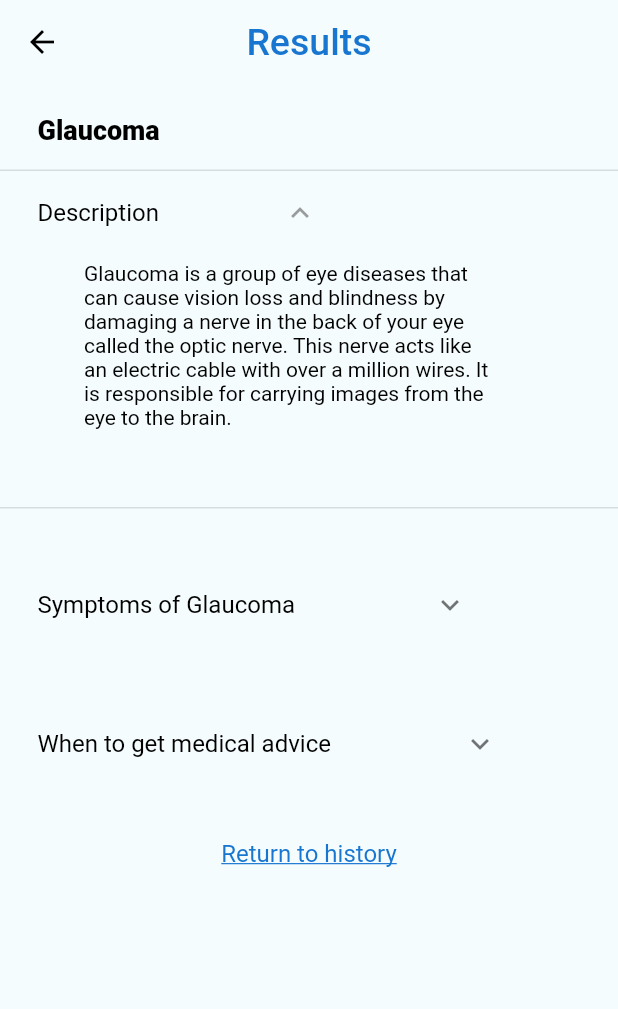
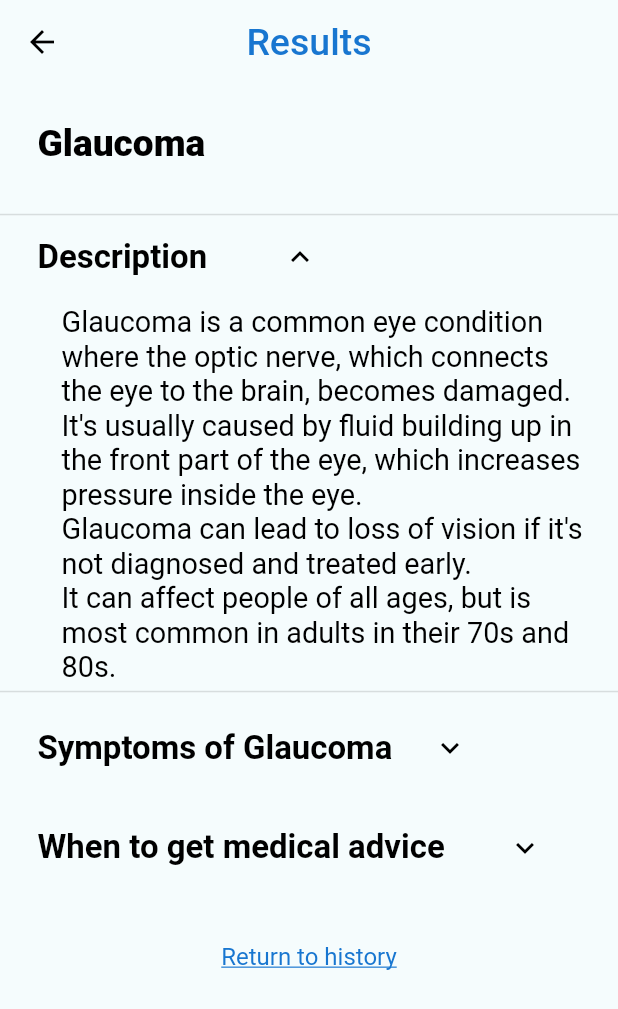
Before and after one commit to tahamoh33/gp_flutter-master, a Flutter app: the Results screen opened directly, after a tap on "Description", on a phone screen of 412 x 824 dp. Shown: the top 1009 px of the screen. Run offline on Flutter 3.47's test engine with Material 2 defaults, Android fonts, the phone set to English and light mode, and no system bars; our stand-ins replace auto_size_text, cached_network_image, cloud_firestore, device_preview, firebase_auth, firebase_core and 11 more; accounts and stored records are empty; Roboto replaces fonts that are missing (Montserrat).

Commit message:
Updated Results.dart

```diff
--- a/lib/Screens/Models/ResultModel.dart
+++ b/lib/Screens/Models/ResultModel.dart
@@ -7,19 +7,130 @@ class ResultModel {
   ResultModel(this.disease, this.description, this.symptom, this.medicalAdvice);
 }
 
-final String disease = "Cataract";
-final String Cdescription =
-    "Cataract is a clouding of the normally clear lens of your eye. For people who have cataracts, seeing through cloudy lenses is a bit like looking through a frosty or fogged-up window. Clouded vision caused by cataracts can make it more difficult to read, drive a car (especially at night) or see the expression on a friend's face.";
-final String Gdescription =
-    "Glaucoma is a group of eye diseases that can cause vision loss and blindness by damaging a nerve in the back of your eye called the optic nerve. This nerve acts like an electric cable with over a million wires. It is responsible for carrying images from the eye to the brain.";
-final String Gsymptom =
-    "Glaucoma is a group of eye diseases that can cause vision loss and blindness by damaging a nerve in the back of your eye called the optic nerve. This nerve acts like an electric cable with over a million wires. It is responsible for carrying images from the eye to the brain.";
-final String GmedicalAdvice =
-    "Glaucoma is a group of eye diseases that can cause vision loss and blindness by damaging a nerve in the back of your eye called the optic nerve. This nerve acts like an electric cable with over a million wires. It is responsible for carrying images from the eye to the brain.";
+const String Cdescription = """
+A cataract is a cloudy area in the lens of your eye (the clear part of the eye that helps to focus light).
+Cataracts are very common as you get older.
+In fact, more than half of all Americans age 80 or older either have cataracts or have had surgery to get rid of cataracts.
+""";
 
+const String Csymptom = """
+1- Blurred Vision: One of the most noticeable symptoms of cataracts is blurry vision, which can make it difficult to see objects clearly, especially at a distance.
+
+2- Sensitivity to Light: Cataracts can cause increased sensitivity to light, making bright lights, such as headlights or sunlight, uncomfortable or glare-filled.
+
+3- Difficulty with Night Vision: Many people with cataracts experience difficulty seeing clearly in low-light situations, such as at night. This can make driving or navigating in dimly lit areas challenging.
+
+4- Colors appear faded or yellowed: Cataracts can cause a change in color perception, making colors appear less vibrant or faded. Some individuals may also experience a yellowing of their vision.
+
+5- Frequent Changes in Eyeglass Prescription: As cataracts progress, the prescription for glasses or contact lenses may need to be changed frequently, as the clarity of vision fluctuates.
+
+6- Double Vision: Cataracts can lead to double vision, where a person sees two images overlapping or adjacent to each other instead of a single clear image.
+
+7- Difficulty with Reading and Activities: Cataracts can affect daily activities such as reading, watching television, or participating in hobbies that require clear vision.
+
+It's important to note that these symptoms can also be associated with other eye conditions, so it's crucial to consult an eye care professional for a proper diagnosis if you're experiencing any of these signs.
+""";
+
+const String CmedicalAdvice = """
+1- Blurred or hazy vision: If you notice a persistent blurriness or haziness in your vision that is affecting your daily activities, it's a good idea to consult a doctor.
+
+2- Difficulty with night vision: If you find it increasingly challenging to see clearly in low-light situations or at night, it's important to get your eyes evaluated.
+
+3- Sensitivity to light and glare: If bright lights, such as sunlight or headlights, cause discomfort or excessive glare, it's worth seeking medical advice.
+
+4- Color changes or faded vision: If you notice a change in your color perception or if your vision appears to be dull or faded, it's advisable to get a professional evaluation.
+
+5- Double vision: If you're experiencing double vision, where objects appear doubled or overlapping, it's important to consult an eye care professional.
+
+6- Difficulty with daily activities: If cataract symptoms are interfering with your ability to perform routine tasks like reading, driving, or participating in hobbies, it's time to seek medical advice.
+
+Remember, cataracts are treatable, and early detection can help ensure timely and appropriate management. An eye care professional can assess your symptoms, perform a comprehensive eye examination, and provide guidance on the most suitable treatment options for your specific situation.
+""";
+
+const String Gdescription =
+    """Glaucoma is a common eye condition where the optic nerve, which connects the eye to the brain, becomes damaged.
+It's usually caused by fluid building up in the front part of the eye, which increases pressure inside the eye.
+Glaucoma can lead to loss of vision if it's not diagnosed and treated early.
+It can affect people of all ages, but is most common in adults in their 70s and 80s.""";
+
+const String Gsymptom = """
+1- Increased intraocular pressure: Glaucoma is often associated with increased pressure inside the eye, known as intraocular pressure. However, it's important to note that not all cases of glaucoma are characterized by high pressure.
+
+2- Vision loss: Glaucoma typically causes peripheral vision loss initially, which can progress to central vision loss over time. The extent of vision loss can vary from mild to severe.
+
+3- Blurred or hazy vision: People with glaucoma may experience blurred or hazy vision, making it difficult to see objects clearly.
+
+4- Halos around lights: Glaucoma can cause the perception of halos or rainbow-colored rings around lights, particularly in low-light conditions.
+
+5- Eye pain or discomfort: Some individuals with glaucoma may experience eye pain, headaches, or general discomfort in or around the eyes.
+
+6- Redness or swelling: In certain types of glaucoma, such as acute angle-closure glaucoma, there may be redness, swelling, or increased tearing of the eyes.
+
+7- Tunnel vision: As glaucoma progresses, it can lead to tunnel vision, where the individual's field of vision becomes narrow and they lose peripheral vision.
+
+It's important to remember that glaucoma can develop slowly and gradually, and some people may not experience any noticeable symptoms until the disease has progressed significantly. Regular eye exams, especially for individuals at higher risk, are crucial for early detection and treatment of glaucoma. If you suspect you may have glaucoma or are experiencing any changes in your vision, it's best to consult an eye care professional for a proper evaluation and diagnosis.
+    """;
+
+const String GmedicalAdvice = """
+1- Changes in vision: If you notice any changes in your vision, such as blurred vision, difficulty seeing objects clearly, or a loss of peripheral vision, it's important to consult a doctor.
+
+2- Eye pain or discomfort: Persistent eye pain, headaches, or general discomfort in or around the eyes should be evaluated by a medical professional.
+
+3- Family history of glaucoma: If you have a family history of glaucoma, it's important to inform your doctor and have regular eye exams to monitor your eye health.
+
+4- Age and risk factors: As you get older, the risk of developing glaucoma increases. If you are over the age of 40, it's a good idea to have regular eye exams to check for glaucoma, especially if you have other risk factors such as a family history, diabetes, high blood pressure, or certain ethnic backgrounds (African, Hispanic, or Asian descent).
+
+5- Previous eye injuries or surgeries: If you have had any previous eye injuries or surgeries, it's important to inform your doctor and have regular eye exams to monitor for any potential complications or development of glaucoma.
+
+6- Medications and health conditions: Some medications or health conditions may increase the risk of glaucoma. If you are taking medications or have health conditions such as diabetes, high blood pressure, or a history of steroid use, it's important to discuss with your doctor and have regular eye exams.
+
+7- Routine eye exams: Even if you do not experience any symptoms or have known risk factors, it's still recommended to have routine eye exams as part of your overall healthcare. Regular eye exams can help detect glaucoma or other eye conditions at an early stage when treatment is more effective.
+
+Remember, early detection and treatment are key to managing glaucoma and preventing vision loss. If you have any concerns about your eye health or are unsure if you should seek medical advice, it's always best to consult with an eye care professional.
+    """;
+
+const String Ddescription = """
+    Diabetic retinopathy is a complication of diabetes, caused by high blood sugar levels damaging the back of the eye (retina).
+    It can cause blindness if left undiagnosed and untreated.
+    However, it usually takes several years for diabetic retinopathy to reach a stage where it could threaten your sight.
+    """;
+const String Dsymptom = """
+1- Blurred or fluctuating vision: Diabetic retinopathy can cause changes in the blood vessels of the retina, leading to vision problems. Blurriness or difficulty focusing on objects may occur.
+
+2- Floaters: These are small specks or spots that seem to float across your field of vision. They are caused by tiny clumps of blood or other debris in the vitreous gel inside the eye.
+
+3- Impaired color vision: Diabetic retinopathy can affect the perception of colors, making them appear washed out or faded.
+
+4- Dark or empty areas in vision: As the disease progresses, damaged blood vessels can cause parts of the visual field to become dark or empty.
+
+5- Difficulty seeing at night: Reduced night vision or an increased sensitivity to glare may occur due to retinal damage.
+
+It's important to note that not everyone with diabetic retinopathy experiences symptoms, especially in the early stages. Regular eye examinations by an ophthalmologist are crucial for detecting and monitoring the condition, especially for individuals with diabetes.
+    """;
+const String DmedicalAdvice = """
+1- Any changes in your vision: If you notice sudden or significant changes in your vision, such as blurred vision, the appearance of floaters, dark areas in your visual field, or difficulty seeing clearly, it is important to consult a healthcare professional.
+
+2- Worsening symptoms: If you already have been diagnosed with diabetic retinopathy and notice a progression or worsening of your symptoms, it is essential to seek medical advice. This could include an increase in the number of floaters, a decrease in your ability to see clearly, or an expansion of dark areas in your vision.
+
+3- Eye pain or redness: If you experience eye pain, redness, or any discomfort in your eyes, it may indicate an underlying issue that requires immediate attention.
+
+4- Loss of peripheral vision: If you notice a loss of peripheral vision, where objects or areas to the side become increasingly difficult to see, it could be a sign of advanced diabetic retinopathy or other eye conditions.
+
+5- Suspected eye infection: If you develop symptoms such as eye discharge, itching, irritation, or increased sensitivity to light, it may indicate an eye infection that needs medical attention.
+
+Remember, early detection and treatment are key to managing diabetic retinopathy effectively. If you are unsure or concerned about any changes in your vision or eye health, it is best to consult a healthcare professional promptly.
+""";
+const String Ndescription = """
+This means that you can see something 20 feet away (like a line on an eye chart).
+No abnormalities in eye structure.
+""";
 ResultModel glaucomaResult =
-    new ResultModel("Glaucoma", Gdescription, Gsymptom, GmedicalAdvice);
+    ResultModel("Glaucoma", Gdescription, Gsymptom, GmedicalAdvice);
+
 ResultModel cataractResult =
-    new ResultModel("Cataract", Cdescription, Gsymptom, GmedicalAdvice);
-ResultModel diabeticResult = new ResultModel(
-    "Diabetic Retinopathy", Gdescription, Gsymptom, GmedicalAdvice);
+    ResultModel("Cataract", Cdescription, Csymptom, CmedicalAdvice);
+
+ResultModel diabeticResult =
+    ResultModel("Diabetic Retinopathy", Ddescription, Dsymptom, DmedicalAdvice);
+
+ResultModel normalResult = ResultModel("Normal", Ndescription, "", "");
--- a/lib/Screens/Results.dart
+++ b/lib/Screens/Results.dart
@@ -1,5 +1,6 @@
 import 'package:flutter/material.dart';
 import 'package:provider/provider.dart';
+import 'package:sizer/sizer.dart';
 
 import 'Models/ResultModel.dart';
 import 'State Management/selected_page_provider.dart';
@@ -12,9 +13,10 @@ class Results extends StatefulWidget {
 }
 
 class _ResultsState extends State<Results> {
-  // bool _isShow = false;
   @override
   Widget build(BuildContext context) {
+    final height = MediaQuery.of(context).size.height;
+    final width = MediaQuery.of(context).size.width;
     final selectedPageProvider = Provider.of<SelectedPageProvider>(context);
     return Scaffold(
       backgroundColor: Theme.of(context).scaffoldBackgroundColor,
@@ -34,53 +36,54 @@ class _ResultsState extends State<Results> {
           mainAxisAlignment: MainAxisAlignment.start,
           crossAxisAlignment: CrossAxisAlignment.start,
           children: [
-            //SizedBox(height: 72.0,),
+            SizedBox(
+              height: height * 0.03,
+            ),
             Container(
-              width: 97,
-              height: 22,
-              margin: EdgeInsets.fromLTRB(25, 20, 15, 0),
+              width: width * 0.9,
+              height: height * 0.07,
+              margin: EdgeInsets.fromLTRB(25, 0, 15, 0),
               child: Text(
                 widget.resultModel.disease,
                 style: TextStyle(
                     fontFamily: 'Montserrat',
-                    fontSize: 18.0,
+                    fontSize: 18.sp,
                     fontWeight: FontWeight.w800,
                     color: Theme.of(context).primaryColorDark),
               ),
             ),
             SizedBox(
-              height: 15,
+              height: height * 0.005,
             ),
-
             ExpansionTile(
               //collapsedBackgroundColor: Colors.white,
-              //collapsedIconColor: Colors.black26,
-              iconColor: Colors.black38,
+              collapsedIconColor: Colors.black,
+              iconColor: Colors.black,
               //backgroundColor: Colors.blue,
               //controlAffinity: ListTileControlAffinity.leading,
               tilePadding: EdgeInsets.fromLTRB(25, 0, 200, 0),
-              childrenPadding: EdgeInsets.fromLTRB(40, 0, 0, 0),
-              expandedAlignment: Alignment.topLeft,
-              expandedCrossAxisAlignment: CrossAxisAlignment.start,
+              childrenPadding: EdgeInsets.fromLTRB(25, 0, 0, 0),
+              //expandedAlignment: Alignment.topLeft,
+              //expandedCrossAxisAlignment: CrossAxisAlignment.start,
               title: Text('Description',
                   style: TextStyle(
                     color: Theme.of(context).primaryColorDark,
                     fontFamily: 'Montserrat',
-                    fontSize: 16.0,
-                    fontWeight: FontWeight.w400,
+                    fontSize: 16.sp,
+                    fontWeight: FontWeight.w600,
                   )),
               children: [
                 Container(
-                  width: 308,
-                  height: 168,
+                  // width: width * 0.9,
+                  // height: height * 0.3,
                   child: ListTile(
                     title: Text(
                       widget.resultModel.description,
                       style: TextStyle(
                         color: Theme.of(context).primaryColorDark,
                         fontFamily: 'Montserrat',
-                        fontWeight: FontWeight.normal,
-                        fontSize: 14,
+                        fontWeight: FontWeight.w400,
+                        fontSize: 14.sp,
                       ),
                     ),
                   ),
@@ -88,26 +91,25 @@ class _ResultsState extends State<Results> {
               ],
             ),
             SizedBox(
-              height: 35,
+              height: height * 0.01,
             ),
             ExpansionTile(
               tilePadding: EdgeInsets.fromLTRB(25, 0, 100, 0),
               childrenPadding: EdgeInsets.fromLTRB(40, 0, 0, 0),
+              collapsedIconColor: Colors.black,
+              iconColor: Colors.black,
               expandedAlignment: Alignment.topLeft,
               expandedCrossAxisAlignment: CrossAxisAlignment.start,
               //controlAffinity: ListTileControlAffinity.leading,
-              iconColor: Colors.black38,
               title: Text('Symptoms of ${widget.resultModel.disease}',
                   style: TextStyle(
                     color: Theme.of(context).primaryColorDark,
                     fontFamily: 'Montserrat',
-                    fontSize: 16.0,
-                    fontWeight: FontWeight.w400,
+                    fontSize: 16.sp,
+                    fontWeight: FontWeight.w600,
                   )),
               children: [
                 Container(
-                  width: 308,
-                  height: 168,
                   child: ListTile(
                     title: Text(
                       widget.resultModel.symptom,
@@ -115,7 +117,7 @@ class _ResultsState extends State<Results> {
                         color: Theme.of(context).primaryColorDark,
                         fontFamily: 'Montserrat',
                         fontWeight: FontWeight.normal,
-                        fontSize: 14,
+                        fontSize: 14.sp,
                       ),
                     ),
                   ),
@@ -123,26 +125,25 @@ class _ResultsState extends State<Results> {
               ],
             ),
             SizedBox(
-              height: 35,
+              height: height * 0.01,
             ),
             ExpansionTile(
-              tilePadding: EdgeInsets.fromLTRB(25, 0, 80, 0),
+              tilePadding: EdgeInsets.fromLTRB(25, 0, 50, 0),
               childrenPadding: EdgeInsets.fromLTRB(40, 0, 0, 0),
               expandedAlignment: Alignment.topLeft,
               expandedCrossAxisAlignment: CrossAxisAlignment.start,
               //controlAffinity: ListTileControlAffinity.leading,
-              iconColor: Colors.black38,
+              collapsedIconColor: Colors.black,
+              iconColor: Colors.black,
               title: Text('When to get medical advice',
                   style: TextStyle(
                     color: Theme.of(context).primaryColorDark,
                     fontFamily: 'Montserrat',
-                    fontSize: 16.0,
-                    fontWeight: FontWeight.w400,
+                    fontSize: 16.sp,
+                    fontWeight: FontWeight.w600,
                   )),
               children: [
                 Container(
-                  width: 308,
-                  height: 168,
                   child: ListTile(
                     title: Text(
                       widget.resultModel.medicalAdvice,
@@ -150,7 +151,7 @@ class _ResultsState extends State<Results> {
                         color: Theme.of(context).primaryColorDark,
                         fontFamily: 'Montserrat',
                         fontWeight: FontWeight.normal,
-                        fontSize: 14,
+                        fontSize: 14.sp,
                       ),
                     ),
                   ),
```
Also changed, not shown: assets/GlaucomaDescription.txt (added, +13 -0 lines), assets/GlaucomaSymptomps.txt (added, +13 -0 lines), lib/CustomWidgets/CustomCard.dart (+7 -2 lines), lib/main.dart (+20 -17 lines), assets/GlaucomaWhenToVisit.txt (added).
